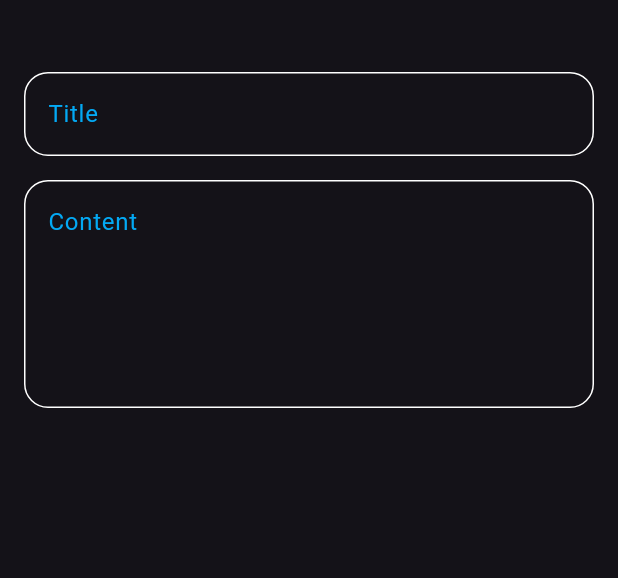
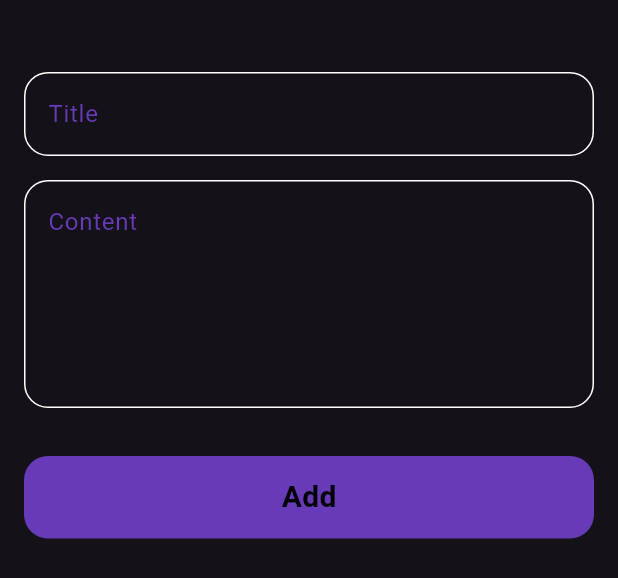
Before and after one commit to Ahmedshams1/notes_app, a Flutter app: the AddNoteBottomSheet widget shown alone on an empty page, opened directly, on a phone screen of 412 x 824 dp. Shown: the top 578 px of the screen. Run offline on Flutter 3.47's test engine with Material 3 defaults, Android fonts, the phone set to English and light mode, and no system bars.

Commit message:
finish add costem botten sheet

```diff
--- a/lib/constant.dart
+++ b/lib/constant.dart
@@ -1,3 +1,3 @@
 import 'package:flutter/material.dart';
 
-const KprimaryColor = Colors.lightBlue;
+const KprimaryColor = Colors.deepPurple;
--- a/lib/widget/addBottomSheet.dart
+++ b/lib/widget/addBottomSheet.dart
@@ -1,4 +1,6 @@
 import 'package:flutter/material.dart';
+import 'package:noteapp/constant.dart';
+import 'package:noteapp/widget/costemBotten.dart';
 import 'package:noteapp/widget/custemTextField.dart';
 
 class AddNoteBottomSheet extends StatelessWidget {
@@ -8,6 +10,7 @@ class AddNoteBottomSheet extends StatelessWidget {
   Widget build(BuildContext context) {
     return Padding(
       padding: const EdgeInsets.all(16),
+      child: SingleChildScrollView(
         child: Column(
           children: [
             SizedBox(
@@ -23,7 +26,15 @@ class AddNoteBottomSheet extends StatelessWidget {
               hint: 'Content',
               maxline: 5,
             ),
+            SizedBox(
+              height: 32,
+            ),
+            CostomButton(),
+            SizedBox(
+              height: 16,
+            ),
           ],
+        ),
       ),
     );
   }
--- /dev/null
+++ b/lib/widget/costemBotten.dart
@@ -0,0 +1,23 @@
+import 'package:flutter/material.dart';
+import 'package:noteapp/constant.dart';
+
+class CostomButton extends StatelessWidget {
+  const CostomButton({super.key});
+
+  @override
+  Widget build(BuildContext context) {
+    return Container(
+      width: MediaQuery.of(context).size.width,
+      height: 55,
+      decoration: BoxDecoration(
+          borderRadius: BorderRadius.circular(16), color: KprimaryColor),
+      child: Center(
+        child: Text(
+          'Add',
+          style: TextStyle(
+              color: Colors.black, fontSize: 20, fontWeight: FontWeight.bold),
+        ),
+      ),
+    );
+  }
+}
```
Lines whose indentation alone changed are shown as unchanged.
